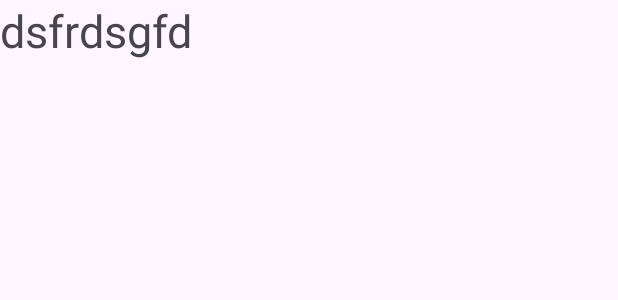
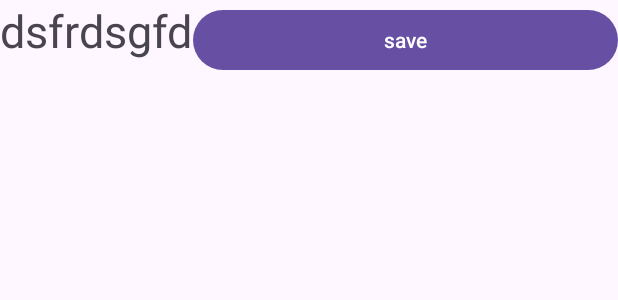
Before and after one commit to mounikawgsindia/bucket, an Android app: the layout activity_main2.xml on its own in the app's theme, with its tools: preview values and no code run, on a phone screen of 412 x 824 dp. Shown: the top 300 px of the screen. Run offline under Robolectric (Android 15) with nearby library versions, the phone set to English and light mode, and no system bars.

Commit message:
button added

```diff
--- a/app/src/main/res/layout/activity_main2.xml
+++ b/app/src/main/res/layout/activity_main2.xml
@@ -10,4 +10,8 @@
     android:layout_height="wrap_content"
     android:text="dsfrdsgfd"
     android:textSize="30sp"/>
+    <Button
+        android:layout_width="match_parent"
+        android:layout_height="wrap_content"
+        android:text="save"/>
 </LinearLayout>
```
